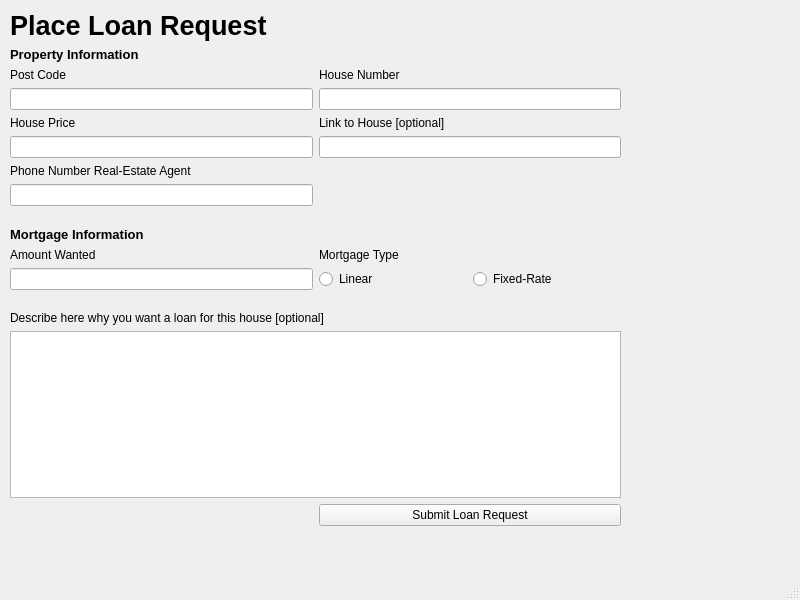
This is pyqt-designer/place_loan_request.ui in Jumba/real-estate-market-docs as Qt 5 draws it before an edit. The edited form follows.
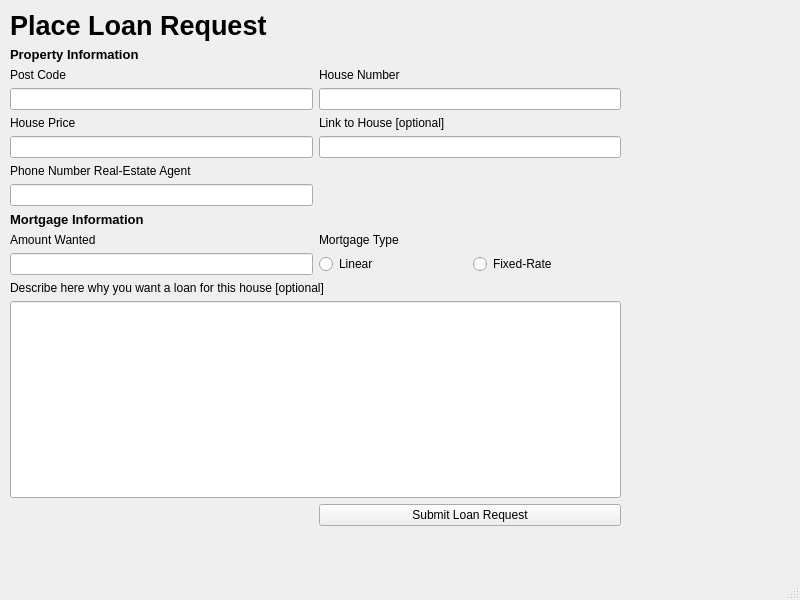
This is the edited form.

Commit message: Updated 'Place Loan Request' screen

What changed in the file:
```diff
--- a/pyqt-designer/place_loan_request.ui
+++ b/pyqt-designer/place_loan_request.ui
@@ -24,42 +24,6 @@
      </rect>
     </property>
     <layout class="QGridLayout" name="gridLayout">
-     <item row="5" column="1">
-      <widget class="QLineEdit" name="lineEdit_4"/>
-     </item>
-     <item row="10" column="1">
-      <widget class="QLabel" name="label_7">
-       <property name="font">
-        <font>
-         <pointsize>9</pointsize>
-        </font>
-       </property>
-       <property name="text">
-        <string>Mortgage Type</string>
-       </property>
-      </widget>
-     </item>
-     <item row="10" column="0">
-      <widget class="QLabel" name="label_6">
-       <property name="font">
-        <font>
-         <pointsize>9</pointsize>
-        </font>
-       </property>
-       <property name="text">
-        <string>Amount Wanted</string>
-       </property>
-      </widget>
-     </item>
-     <item row="14" column="0" colspan="2">
-      <widget class="QTextBrowser" name="textBrowser_7">
-       <property name="font">
-        <font>
-         <pointsize>9</pointsize>
-        </font>
-       </property>
-      </widget>
-     </item>
      <item row="2" column="0">
       <widget class="QLabel" name="label_2">
        <property name="font">
@@ -72,6 +36,27 @@
        </property>
       </widget>
      </item>
+     <item row="3" column="1">
+      <widget class="QLineEdit" name="lineEdit_2"/>
+     </item>
+     <item row="10" column="1">
+      <layout class="QGridLayout" name="gridLayout_2">
+       <item row="0" column="0">
+        <widget class="QRadioButton" name="radioButton">
+         <property name="text">
+          <string>Linear</string>
+         </property>
+        </widget>
+       </item>
+       <item row="0" column="1">
+        <widget class="QRadioButton" name="radioButton_2">
+         <property name="text">
+          <string>Fixed-Rate</string>
+         </property>
+        </widget>
+       </item>
+      </layout>
+     </item>
      <item row="0" column="0">
       <widget class="QLabel" name="label">
        <property name="font">
@@ -86,27 +71,37 @@
        </property>
       </widget>
      </item>
-     <item row="5" column="0">
-      <widget class="QLineEdit" name="lineEdit_3"/>
+     <item row="6" column="0">
+      <widget class="QLabel" name="label_11">
+       <property name="text">
+        <string>Phone Number Real-Estate Agent</string>
+       </property>
+      </widget>
      </item>
-     <item row="4" column="0">
-      <widget class="QLabel" name="label_4">
+     <item row="13" column="1">
+      <widget class="QPushButton" name="pushButton">
+       <property name="text">
+        <string>Submit Loan Request</string>
+       </property>
+      </widget>
+     </item>
+     <item row="5" column="1">
+      <widget class="QLineEdit" name="lineEdit_4"/>
+     </item>
+     <item row="8" column="0">
+      <widget class="QLabel" name="label_10">
        <property name="font">
         <font>
-         <pointsize>9</pointsize>
+         <pointsize>10</pointsize>
+         <weight>75</weight>
+         <bold>true</bold>
         </font>
        </property>
        <property name="text">
-        <string>House Price</string>
+        <string>Mortgage Information</string>
        </property>
       </widget>
      </item>
-     <item row="11" column="0">
-      <widget class="QLineEdit" name="lineEdit_5"/>
-     </item>
-     <item row="3" column="0">
-      <widget class="QLineEdit" name="lineEdit"/>
-     </item>
      <item row="2" column="1">
       <widget class="QLabel" name="label_3">
        <property name="font">
@@ -119,30 +114,46 @@
        </property>
       </widget>
      </item>
-     <item row="3" column="1">
-      <widget class="QLineEdit" name="lineEdit_2"/>
+     <item row="9" column="1">
+      <widget class="QLabel" name="label_7">
+       <property name="font">
+        <font>
+         <pointsize>9</pointsize>
+        </font>
+       </property>
+       <property name="text">
+        <string>Mortgage Type</string>
+       </property>
+      </widget>
      </item>
-     <item row="15" column="1">
-      <widget class="QPushButton" name="pushButton">
+     <item row="4" column="0">
+      <widget class="QLabel" name="label_4">
+       <property name="font">
+        <font>
+         <pointsize>9</pointsize>
+        </font>
+       </property>
        <property name="text">
-        <string>Submit Loan Request</string>
+        <string>House Price</string>
        </property>
       </widget>
      </item>
-     <item row="12" column="0">
-      <spacer name="verticalSpacer_2">
-       <property name="orientation">
-        <enum>Qt::Vertical</enum>
+     <item row="7" column="0">
+      <widget class="QLineEdit" name="lineEdit_7"/>
+     </item>
+     <item row="9" column="0">
+      <widget class="QLabel" name="label_6">
+       <property name="font">
+        <font>
+         <pointsize>9</pointsize>
+        </font>
        </property>
-       <property name="sizeHint" stdset="0">
-        <size>
-         <width>20</width>
-         <height>40</height>
-        </size>
+       <property name="text">
+        <string>Amount Wanted</string>
        </property>
-      </spacer>
+      </widget>
      </item>
-     <item row="13" column="0" colspan="2">
+     <item row="11" column="0" colspan="2">
       <widget class="QLabel" name="label_8">
        <property name="font">
         <font>
@@ -156,74 +167,14 @@
        </property>
       </widget>
      </item>
-     <item row="6" column="0">
-      <widget class="QLabel" name="label_11">
-       <property name="text">
-        <string>Phone Number Real-Estate Agent</string>
-       </property>
-      </widget>
+     <item row="5" column="0">
+      <widget class="QLineEdit" name="lineEdit_3"/>
      </item>
-     <item row="7" column="0">
-      <widget class="QLineEdit" name="lineEdit_7"/>
+     <item row="3" column="0">
+      <widget class="QLineEdit" name="lineEdit"/>
      </item>
-     <item row="1" column="0">
-      <widget class="QLabel" name="label_9">
-       <property name="font">
-        <font>
-         <pointsize>10</pointsize>
-         <weight>75</weight>
-         <bold>true</bold>
-        </font>
-       </property>
-       <property name="text">
-        <string>Property Information</string>
-       </property>
-      </widget>
-     </item>
-     <item row="9" column="0">
-      <widget class="QLabel" name="label_10">
-       <property name="font">
-        <font>
-         <pointsize>10</pointsize>
-         <weight>75</weight>
-         <bold>true</bold>
-        </font>
-       </property>
-       <property name="text">
-        <string>Mortgage Information</string>
-       </property>
-      </widget>
-     </item>
-     <item row="8" column="0">
-      <spacer name="verticalSpacer">
-       <property name="orientation">
-        <enum>Qt::Vertical</enum>
-       </property>
-       <property name="sizeHint" stdset="0">
-        <size>
-         <width>20</width>
-         <height>40</height>
-        </size>
-       </property>
-      </spacer>
-     </item>
-     <item row="11" column="1">
-      <layout class="QGridLayout" name="gridLayout_2">
-       <item row="0" column="0">
-        <widget class="QRadioButton" name="radioButton">
-         <property name="text">
-          <string>Linear</string>
-         </property>
-        </widget>
-       </item>
-       <item row="0" column="1">
-        <widget class="QRadioButton" name="radioButton_2">
-         <property name="text">
-          <string>Fixed-Rate</string>
-         </property>
-        </widget>
-       </item>
-      </layout>
+     <item row="10" column="0">
+      <widget class="QLineEdit" name="lineEdit_5"/>
      </item>
      <item row="4" column="1">
       <widget class="QLabel" name="label_5">
@@ -237,6 +188,30 @@
        </property>
       </widget>
      </item>
+     <item row="1" column="0">
+      <widget class="QLabel" name="label_9">
+       <property name="font">
+        <font>
+         <pointsize>10</pointsize>
+         <weight>75</weight>
+         <bold>true</bold>
+        </font>
+       </property>
+       <property name="text">
+        <string>Property Information</string>
+       </property>
+      </widget>
+     </item>
+     <item row="12" column="0" colspan="2">
+      <widget class="QLineEdit" name="lineEdit_6">
+       <property name="sizePolicy">
+        <sizepolicy hsizetype="Expanding" vsizetype="Expanding">
+         <horstretch>0</horstretch>
+         <verstretch>0</verstretch>
+        </sizepolicy>
+       </property>
+      </widget>
+     </item>
     </layout>
    </widget>
   </widget>
```
